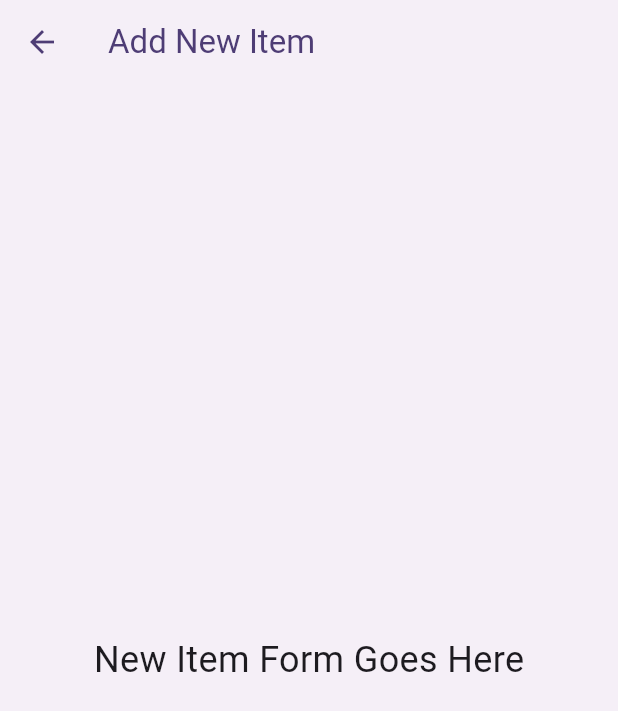
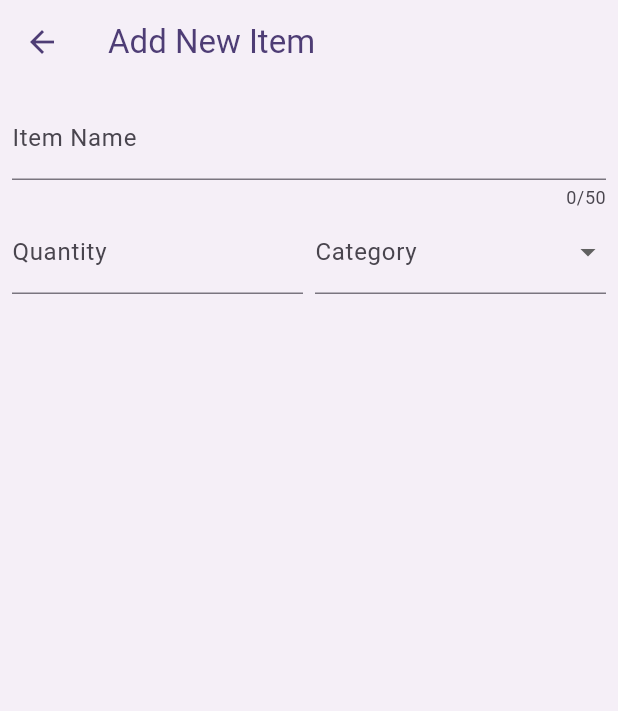
Before and after one commit to ephrim17/flutter_application, a Flutter app: the NewItem screen opened directly, on a phone screen of 412 x 824 dp. Shown: the top 711 px of the screen. Run offline on Flutter 3.47's test engine with Material 3 defaults, Android fonts, the phone set to English and light mode, and no system bars; our stand-ins replace google_fonts, hooks_riverpod, riverpod, transparent_image; missing offline and left inert: date_formatter.

Commit message:
[Shopping List] - Setup Shopping list app add new item UI using form fileds.

```diff
--- a/lib/shopping_list_app/shopping_list_launcher.dart
+++ b/lib/shopping_list_app/shopping_list_launcher.dart
@@ -1,6 +1,5 @@
 import 'package:flutter/material.dart';
 import 'package:flutter_application/shopping_list_app/widgets/grocery_list.dart';
-import 'package:google_fonts/google_fonts.dart';
 
 class ShoppingListLauncher extends StatelessWidget {
   const ShoppingListLauncher({super.key, required this.restartApp});
--- a/lib/shopping_list_app/widgets/new_item.dart
+++ b/lib/shopping_list_app/widgets/new_item.dart
@@ -1,4 +1,5 @@
 import 'package:flutter/material.dart';
+import 'package:flutter_application/shopping_list_app/model/categories_data.dart';
 
 class NewItem extends StatefulWidget {
   const NewItem({super.key});
@@ -14,8 +15,61 @@ class _NewItemState extends State<NewItem> {
       appBar: AppBar(
         title: const Text('Add New Item'),
       ),
-      body: Center(
-        child: Text('New Item Form Goes Here', style: TextStyle(fontSize: 24, color: Theme.of(context).textTheme.bodySmall?.color)),
+      body: Padding(
+        padding: const EdgeInsets.all(8.0),
+        child: Form(
+          child: Column(
+            children: [
+              TextFormField(
+                maxLength: 50,
+                decoration: InputDecoration(labelText: 'Item Name'),
+                validator: (value) {
+                  if (value == null || value.isEmpty) {
+                    return 'Please enter an item name';
+                  }
+                  return null;
+                },
+              ),
+              Row(
+                children: [
+                  Expanded(
+                    child: TextFormField(
+                      keyboardType: TextInputType.number,
+                      decoration: InputDecoration(
+                        labelText: 'Quantity',
+                      ),
+                      validator: (value) {
+                        if (value == null || value.isEmpty) {
+                          return 'Please enter a quantity';
+                        }
+                        if (int.tryParse(value) == null || int.parse(value) <= 0) {
+                          return 'Please enter a valid positive number';
+                        }
+                        return null;
+                      },
+                    ),
+                  ),
+                  const SizedBox(width: 8),
+                  Expanded(
+                    child: DropdownButtonFormField(
+                      items: [
+                        for (final category in categories.entries)
+                          DropdownMenuItem(
+                            value: category,
+                            child: Text(category.value.name),
+                          )
+                      ],
+                      onChanged: (value) => {},
+                      decoration: InputDecoration(
+                        labelText: 'Category',
+                      ),
+                    ),
+                  ),
+                ],
+              )
+            ],
+          ),
+        ),
       ),
       );
   }
```
Also changed, not shown: lib/shopping_list_app/widgets/grocery_list.dart (+8 -5 lines).
